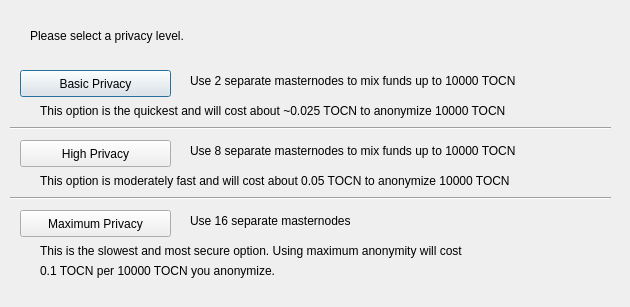
The window that src/qt/forms/mixTXconfig.ui (touriumonline/tourium) describes before a commit, drawn with Qt 5.
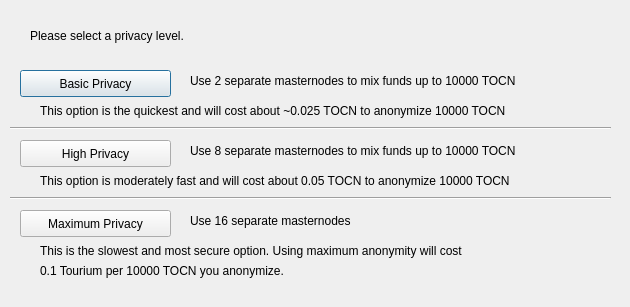
The same window after the commit.

Patch:
```diff
--- a/src/qt/forms/mixTXconfig.ui
+++ b/src/qt/forms/mixTXconfig.ui
@@ -153,7 +153,7 @@
     </rect>
    </property>
    <property name="text">
-    <string>0.1 TOCN per 10000 TOCN you anonymize.</string>
+    <string>0.1 Tourium per 10000 TOCN you anonymize.</string>
    </property>
   </widget>
   <widget class="Line" name="line">
```
